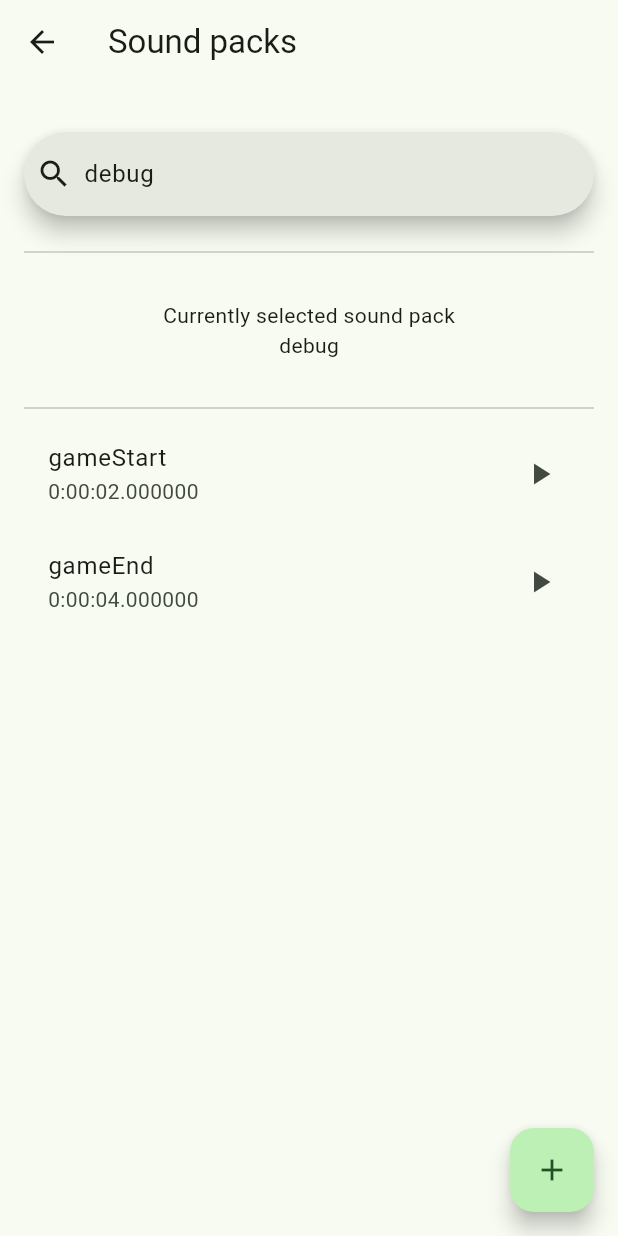
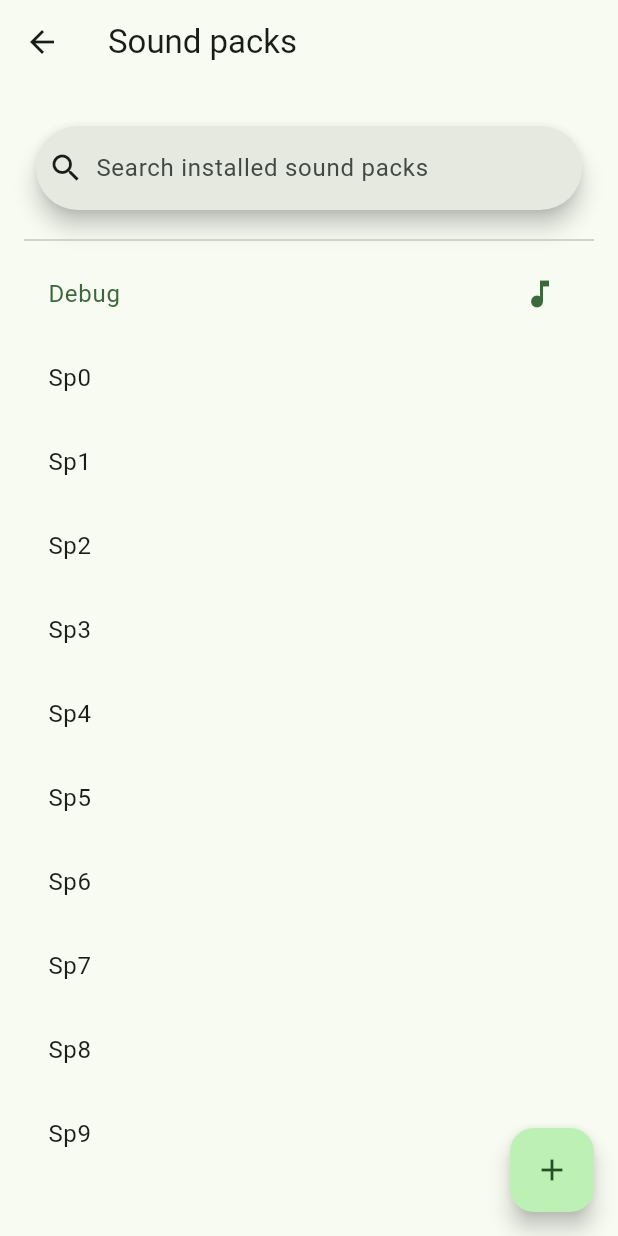
Before and after one commit to Wolgamonox/koth-ping-pong-app, a Flutter app: the AppDrawer widget shown alone on an empty page, opened directly, after a tap on "Sound pack", on a phone screen of 412 x 824 dp. Run offline on Flutter 3.47's test engine with Material 3 defaults, Android fonts, the light colour scheme and no system bars; our stand-ins replace audioplayers, flutter_riverpod, freezed_annotation, riverpod_annotation, timer_count_down; missing offline and left inert: blinking_text, duration_picker; generated files the repository leaves out were written again.

Commit message:
soundpack user interface

```diff
--- a/lib/app.dart
+++ b/lib/app.dart
@@ -1,4 +1,7 @@
 import 'package:flutter/material.dart';
+import 'package:koth_ping_pong_app/presentation/soundpack_page/soundpack_detail.dart';
+import 'package:koth_ping_pong_app/presentation/soundpack_page/soundpack_list.dart';
+import 'package:koth_ping_pong_app/services/soundpack_service.dart';
 
 import 'presentation/homepage.dart';
 
--- a/lib/main.dart
+++ b/lib/main.dart
@@ -1,9 +1,11 @@
 import 'package:flutter/material.dart';
 import 'package:flutter_riverpod/flutter_riverpod.dart';
 
+// import 'package:flutter/rendering.dart';
 import 'app.dart';
 
 void main() {
+  // debugPaintSizeEnabled = true;
   WidgetsFlutterBinding.ensureInitialized();
   runApp(const ProviderScope(child: App()));
 }
--- /dev/null
+++ b/lib/presentation/soundpack_page/soundpack_list.dart
@@ -0,0 +1,117 @@
+import 'package:flutter/material.dart';
+import 'package:flutter_riverpod/flutter_riverpod.dart';
+import 'package:koth_ping_pong_app/presentation/soundpack_page/soundpack_detail.dart';
+import 'package:koth_ping_pong_app/utils.dart';
+import '../../model/soundpack.dart';
+import '../../services/soundpack_service.dart';
+
+class SoundPackListPage extends ConsumerStatefulWidget {
+  const SoundPackListPage({super.key});
+
+  @override
+  ConsumerState<SoundPackListPage> createState() => _SoundPackListPageState();
+}
+
+class _SoundPackListPageState extends ConsumerState<SoundPackListPage> {
+  final TextEditingController controller = TextEditingController();
+
+  // TODO fetch sound packs from directory
+  final soundPacks = List.generate(
+    10,
+    (index) => SoundPack(name: "sp$index", sounds: []),
+  );
+
+  List<SoundPack> search(String query) {
+    if (query.isEmpty) {
+      return [];
+    }
+
+    return soundPacks
+        .where((sp) => sp.name.toLowerCase().contains(query.toLowerCase()))
+        .toList();
+  }
+
+  @override
+  Widget build(BuildContext context) {
+    final activeSoundPack = ref.watch(activeSoundPackProvider);
+
+    return Scaffold(
+      appBar: AppBar(
+        title: const Text("Sound packs"),
+      ),
+      body: Padding(
+        padding: const EdgeInsets.all(16.0),
+        child: Column(
+          crossAxisAlignment: CrossAxisAlignment.center,
+          mainAxisAlignment: MainAxisAlignment.spaceBetween,
+          children: [
+            Expanded(
+              flex: 1,
+              child: Container(
+                alignment: Alignment.center,
+                padding: const EdgeInsets.all(8.0),
+                child: SearchBar(
+                  controller: controller,
+                  // TODO implement search of soundpacks
+                  onTap: () {},
+                  onChanged: (String query) {},
+                  onSubmitted: (String query) {},
+                  leading: const Icon(Icons.search),
+                  hintText: "Search installed sound packs",
+                ),
+              ),
+            ),
+            const Divider(),
+            Expanded(
+              flex: 8,
+              child: ListView(
+                children: [
+                  ListTile(
+                    trailing: const Icon(Icons.music_note),
+                    title: Text(
+                      activeSoundPack.name.capitalize(),
+                    ),
+                    selected: true,
+                    onTap: () {
+                      Navigator.push(
+                        context,
+                        MaterialPageRoute(
+                          builder: (_) =>
+                              SoundPackDetailPage(soundPack: activeSoundPack),
+                        ),
+                      );
+                    },
+                  ),
+                  ...soundPacks.where((sp) => sp != activeSoundPack).map(
+                        (sp) => ListTile(
+                          title: Text(sp.name.capitalize()),
+                          onTap: () {
+                            Navigator.push(
+                              context,
+                              MaterialPageRoute(
+                                builder: (_) =>
+                                    SoundPackDetailPage(soundPack: sp),
+                              ),
+                            );
+                          },
+                          // TODO: add deletion + confirmation dialog
+                          onLongPress: null,
+                        ),
+                      )
+                ],
+              ),
+            ),
+          ],
+        ),
+      ),
+      floatingActionButton: Tooltip(
+        message: "Add a new sound pack.",
+        child: FloatingActionButton(
+          // TODO add a filepicker soundpack
+          onPressed: () {},
+          child: const Icon(Icons.add),
+        ),
+      ),
+    );
+  }
+}
--- a/lib/presentation/soundpack_page/soundpack_page.dart
+++ /dev/null
@@ -1,141 +0,0 @@
-import 'package:flutter/foundation.dart';
-import 'package:flutter/material.dart';
-import '../../model/soundpack.dart';
-
-class SoundPackPage extends StatefulWidget {
-  const SoundPackPage({super.key});
-
-  @override
-  State<SoundPackPage> createState() => _SoundPackPageState();
-}
-
-class _SoundPackPageState extends State<SoundPackPage> {
-  final SearchController controller = SearchController();
-
-  final soundPacks = List.generate(
-    10,
-    (index) => SoundPack(name: "sp$index", sounds: []),
-  );
-
-  SoundPack selectedSoundPack = const SoundPack(name: "debug", sounds: [
-    Sound(type: SoundType.gameStart, duration: Duration(seconds: 2)),
-    Sound(type: SoundType.gameEnd, duration: Duration(seconds: 4)),
-  ]);
-
-  List<SoundPack> search(String query) {
-    if (query.isEmpty) {
-      return [];
-    }
-
-    return soundPacks
-        .where((sp) => sp.name.toLowerCase().contains(query.toLowerCase()))
-        .toList();
-  }
-
-  @override
-  void initState() {
-    super.initState();
-
-    controller.text = selectedSoundPack.name;
-  }
-
-  @override
-  Widget build(BuildContext context) {
-    return Scaffold(
-      appBar: AppBar(
-        title: const Text("Sound packs"),
-      ),
-      body: Padding(
-        padding: const EdgeInsets.all(16.0),
-        child: Column(
-          crossAxisAlignment: CrossAxisAlignment.center,
-          mainAxisAlignment: MainAxisAlignment.spaceBetween,
-          children: [
-            Expanded(
-              flex: 1,
-              child: Center(
-                child: SearchAnchor(
-                  searchController: controller,
-                  builder: (BuildContext context, SearchController controller) {
-                    return SearchBar(
-                      controller: controller,
-                      onTap: () {
-                        controller.openView();
-                      },
-                      onChanged: (String query) {},
-                      leading: const Icon(Icons.search),
-                      hintText: "Search installed sound packs",
-                      onSubmitted: (String query) {
-                        SoundPack sp = soundPacks.firstWhere(
-                          (sp) =>
-                              sp.name.toLowerCase() ==
-                              query.trim().toLowerCase(),
-                        );
-                        controller.closeView(sp.name);
-                        setState(() {
-                          selectedSoundPack = sp;
-                        });
-                      },
-                    );
-                  },
-                  suggestionsBuilder:
-                      (BuildContext context, SearchController controller) {
-                    return soundPacks.map(
-                      (sp) => ListTile(
-                        title: Text(sp.name),
-                        onTap: () {
-                          setState(() {
-                            controller.closeView(sp.name);
-                            selectedSoundPack = sp;
-                          });
-                        },
-                        trailing: IconButton(
-                          onPressed: () {},
-                          icon: const Icon(Icons.delete),
-                        ),
-                      ),
-                    );
-                  },
-                ),
-              ),
-            ),
-            const Divider(),
-            Expanded(
-              flex: 1,
-              child: Column(
-                mainAxisAlignment: MainAxisAlignment.center,
-                children: [
-                  const Text("Currently selected sound pack"),
-                  Text(selectedSoundPack.name),
-                ],
-              ),
-            ),
-            const Divider(),
-            Expanded(
-              flex: 6,
-              child: SizedBox(
-                height: 100.0,
-                child: ListView(
-                    children: selectedSoundPack.sounds
-                        .map((s) => ListTile(
-                              title: Text(s.type.name),
-                              subtitle: Text(s.duration.toString()),
-                              trailing: const Icon(Icons.play_arrow),
-                              onTap: () {},
-                            ))
-                        .toList()),
-              ),
-            )
-          ],
-        ),
-      ),
-      floatingActionButton: Tooltip(
-        message: "Add a new sound pack.",
-        child: FloatingActionButton(
-          onPressed: () {},
-          child: const Icon(Icons.add),
-        ),
-      ),
-    );
-  }
-}
--- a/lib/presentation/widgets/drawer.dart
+++ b/lib/presentation/widgets/drawer.dart
@@ -1,6 +1,6 @@
 import 'package:flutter/material.dart';
 import 'package:flutter_riverpod/flutter_riverpod.dart';
-import 'package:koth_ping_pong_app/presentation/soundpack_page/soundpack_page.dart';
+import 'package:koth_ping_pong_app/presentation/soundpack_page/soundpack_list.dart';
 
 class AppDrawer extends ConsumerWidget {
   const AppDrawer({super.key});
@@ -28,7 +28,7 @@ class AppDrawer extends ConsumerWidget {
               onTap: () {
                 Navigator.push(
                   context,
-                  MaterialPageRoute(builder: (_) => const SoundPackPage()),
+                  MaterialPageRoute(builder: (_) => const SoundPackListPage()),
                 );
               },
             ),
--- /dev/null
+++ b/lib/utils.dart
@@ -0,0 +1,5 @@
+extension StringExtension on String {
+  String capitalize() {
+    return "${this[0].toUpperCase()}${substring(1).toLowerCase()}";
+  }
+}
```
Also changed, not shown: lib/presentation/soundpack_page/soundpack_detail.dart (added, +52 -0 lines), lib/services/soundpack_service.dart (added, +31 -0 lines).
